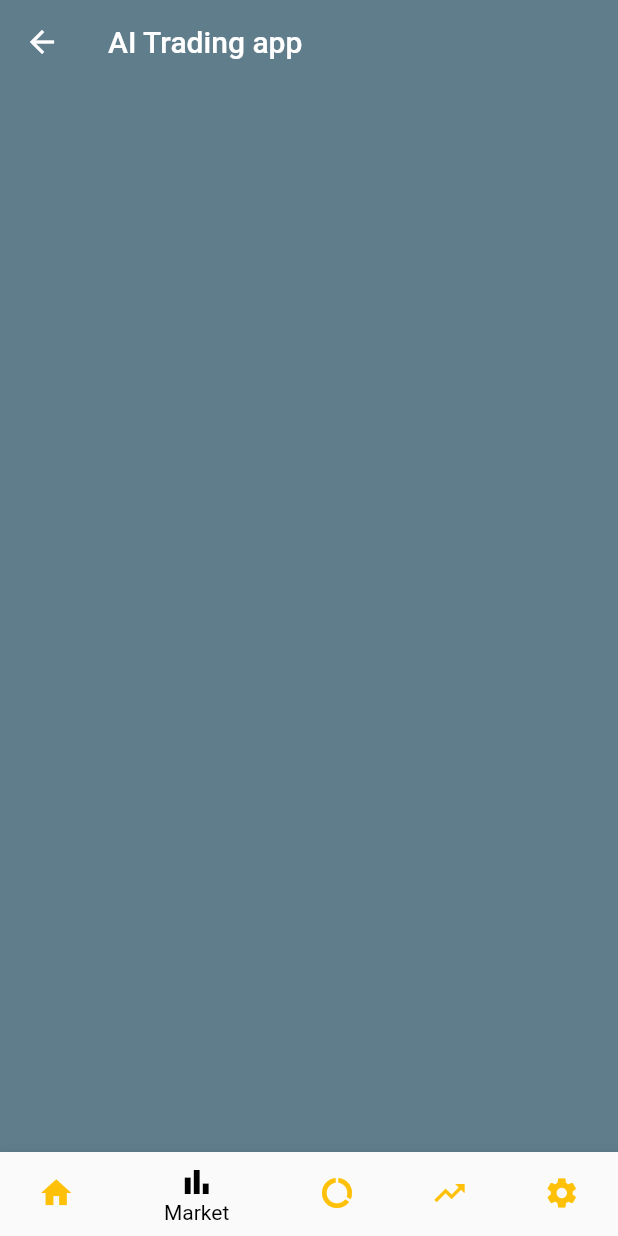
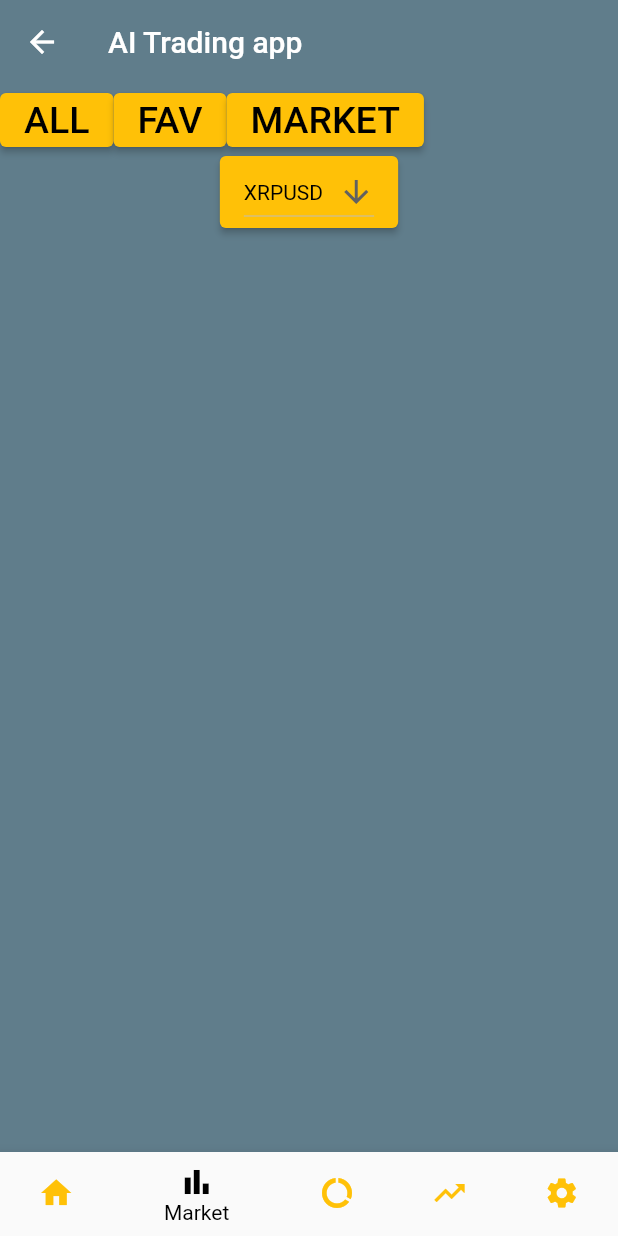
Before and after one commit to MELXX/flutter-trading-app, a Flutter app: the Market screen opened directly, on a phone screen of 412 x 824 dp. Run offline on Flutter 3.47's test engine with Material 2 defaults, Android fonts, the phone set to English and light mode, and no system bars.

Commit message:
added code

```diff
--- a/lib/DashboardScreens/Market.dart
+++ b/lib/DashboardScreens/Market.dart
@@ -9,12 +9,12 @@ class Market extends StatefulWidget {
 }
 
 class _MarketState extends State<Market> {
-  var _selectedIndex =1;
+  var _selectedIndex = 1;
   void _onItemTapped(int index) {
     print(index);
     setState(() {
       _selectedIndex = index;
-      switch(index){
+      switch (index) {
         case 0:
           // do something
           break;
@@ -33,28 +33,105 @@ class _MarketState extends State<Market> {
       }
     });
   }
+
   @override
   Widget build(BuildContext context) {
+    String dropdownValue = 'XRPUSD';
     return Scaffold(
       appBar: AppBar(
         elevation: 0,
         title: Text(DefaultVars.AppTitle),
       ),
       backgroundColor: DefaultVars.AppBackground,
-      body: Container(
+      body: Column(
+        children: <Widget>[
+           Row(
+              children: <Widget>[
+
+                ElevatedButton(
+                  onPressed: () {},
+                  child: Text("ALL", style: TextStyle(fontSize: 25)),
+                  style: ButtonStyle(
+                    backgroundColor:
+                        MaterialStateProperty.all<Color>(DefaultVars.BtnColor),
+                    foregroundColor:
+                        MaterialStateProperty.all<Color>(Colors.black),
+                  ),
+                ),
+                ElevatedButton(
+                  onPressed: () {},
+                  child: Text("FAV", style: TextStyle(fontSize: 25)),
+                  style: ButtonStyle(
+                    backgroundColor:
+                    MaterialStateProperty.all<Color>(DefaultVars.BtnColor),
+                    foregroundColor:
+                    MaterialStateProperty.all<Color>(Colors.black),
+                  ),
+                ),
+                ElevatedButton(
+                  onPressed: () {},
+                  child: Text("MARKET", style: TextStyle(fontSize: 25)),
+                  style: ButtonStyle(
+                    backgroundColor:
+                    MaterialStateProperty.all<Color>(DefaultVars.BtnColor),
+                    foregroundColor:
+                    MaterialStateProperty.all<Color>(Colors.black),
+                  ),
+                ),
+              ],
+            ),
+          ElevatedButton(
+            style: ButtonStyle(
+              backgroundColor:
+              MaterialStateProperty.all<Color>(DefaultVars.BtnColor),
+              foregroundColor:
+              MaterialStateProperty.all<Color>(Colors.black),
+            ),
+            onPressed: (){},
+            child: DropdownButton<String>(
+              value: dropdownValue,
+              icon: const Icon(Icons.arrow_downward),
+              iconSize: 24,
+              elevation: 16,
+              style: const TextStyle(color: Colors.black),
+
+              onChanged: (String? newValue) {
+                setState(() {
+                  dropdownValue = newValue!;
+                });
+              },
+              items: <String>['XRPUSD', 'DOGEUSD', 'ETHUSD', 'XLMUSD']
+                  .map<DropdownMenuItem<String>>((String value) {
+                return DropdownMenuItem<String>(
+                  value: value,
+                  child: Text(value),
+                );
+              }).toList(),
+            ),
+          ),
+          Card(
+            child: Row(
 
             ),
-      bottomNavigationBar: DefaultVars.getBottom(1,(int index) {
+          ),
+          Card(),
+          Card(),
+          Card(),
+        ],
+      ),
+      bottomNavigationBar: DefaultVars.getBottom(1, (int index) {
         print(index);
         setState(() {
           _selectedIndex = index;
 
-          switch(index){
+          switch (index) {
             case 0:
-              Navigator.of(context).push(MaterialPageRoute(builder: (context) => Dashboard()));
+              Navigator.of(context)
+                  .push(MaterialPageRoute(builder: (context) => Dashboard()));
               break;
             case 1:
-              Navigator.of(context).push(MaterialPageRoute(builder: (context) => Market()));
+              Navigator.of(context)
+                  .push(MaterialPageRoute(builder: (context) => Market()));
               break;
             case 2:
               // do something
```
Lines whose indentation alone changed are shown as unchanged.
